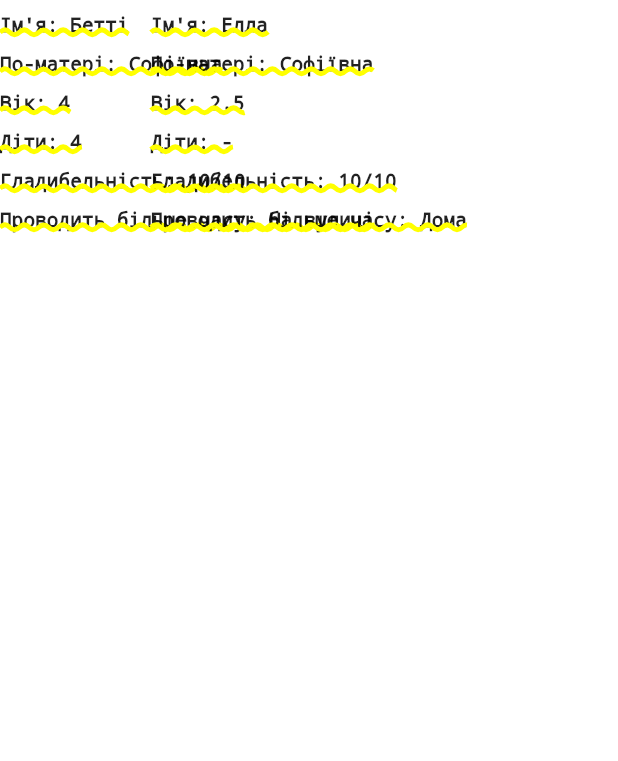
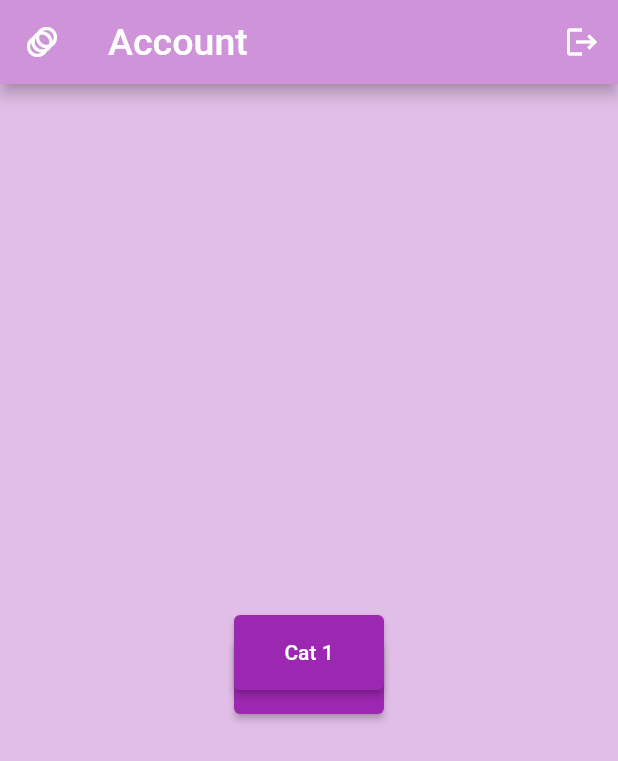
Before and after one commit to peerpressurre/flutter_application_1, a Flutter app: the screen it shows after launch, on a phone screen of 412 x 824 dp. Shown: the top 761 px of the screen. Run offline on Flutter 3.47's test engine with Material 2 defaults, Android fonts, the phone set to English and light mode, and no system bars.

Commit message:
Update home.dart

```diff
--- a/lib/presentation/screens/widgets/home.dart
+++ b/lib/presentation/screens/widgets/home.dart
@@ -6,42 +6,55 @@ class Home extends StatelessWidget {
 
   @override
    Widget build(BuildContext context) {
-    return Align(
-      child: Column(children: <Widget>[
+    return
+    Scaffold(
+        appBar: AppBar(
+          title: const Text('Account'),
+          leading: const Icon(Icons.animation_outlined),
+                    actions: [
+            IconButton(
+              icon: const Icon(Icons.logout),
+              onPressed: () {},
+            ),
+          ],
+          backgroundColor: Colors.purple[200],
+        ),
+        backgroundColor: Colors.purple[100],
+          body: Center(
+            child:
                     Stack(
-          children: const [
+                      children:[
+                         Padding(padding: EdgeInsets.fromLTRB(50, 370, 50, 25),
+                      child:
                      Align(
-              alignment: Alignment.centerLeft,
-              child: Text(
-                text1,
-                style: TextStyle(
-                  color: Colors.black87,
-               fontSize: 13,
-               height: 2,
-               decorationThickness: 5,
-               decorationStyle: TextDecorationStyle.wavy,
-               fontStyle: FontStyle.normal
+                           alignment: Alignment.topCenter,
+                           child: ElevatedButton(
+                            style: ElevatedButton.styleFrom(
+                                fixedSize: Size(100, 50),
+                                 backgroundColor: Colors.purple, // background (button) color
+                                 foregroundColor: Colors.white, // foreground (text) color
                               ),
-                ),
-            ),
+                            onPressed:(){Navigator.pushNamed(context, '/screen2');},
+                            child: const Text("Cat 2"),),
+                      )),
+                      Padding(padding: EdgeInsets.fromLTRB(50, 15, 50, 25),
+                      child:
                       Align(
                             alignment: Alignment.center,
-              child: Text(
-                text2,
-                 style: TextStyle(
-                  color: Colors.black87,
-               fontSize: 13,
-               height: 2,
-               decorationThickness: 5,
-               decorationStyle: TextDecorationStyle.wavy,
-               fontStyle: FontStyle.normal
+                            child:
+                            ElevatedButton(
+                              style: ElevatedButton.styleFrom(
+                                fixedSize: Size(100, 50),
+                                 backgroundColor: Colors.purple, // background (button) color
+                                 foregroundColor: Colors.white, // foreground (text) color
                               ),
+                              onPressed:(){Navigator.pushNamed(context, '/screen1');},
+                       child: const Text("Cat 1"),)
+                      )
+                    )]
                      ),
+
                   )
-          ],
-        )
-      ]
-      ,)
                   );
    }
 }
```
Lines whose indentation alone changed are shown as unchanged.
